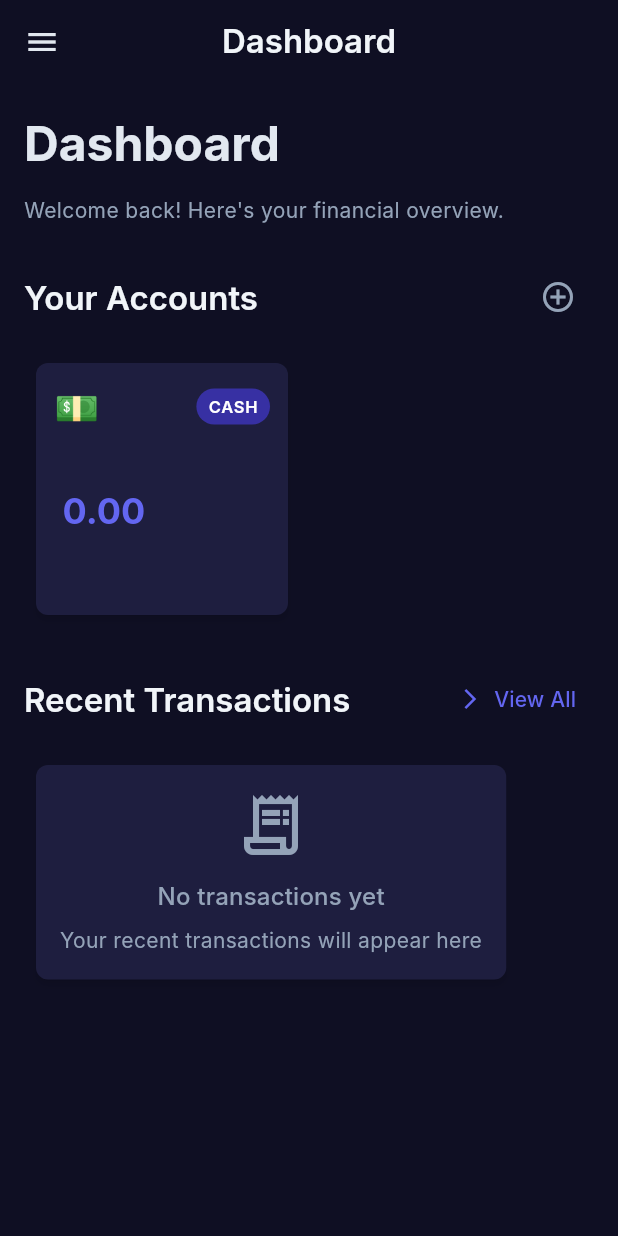
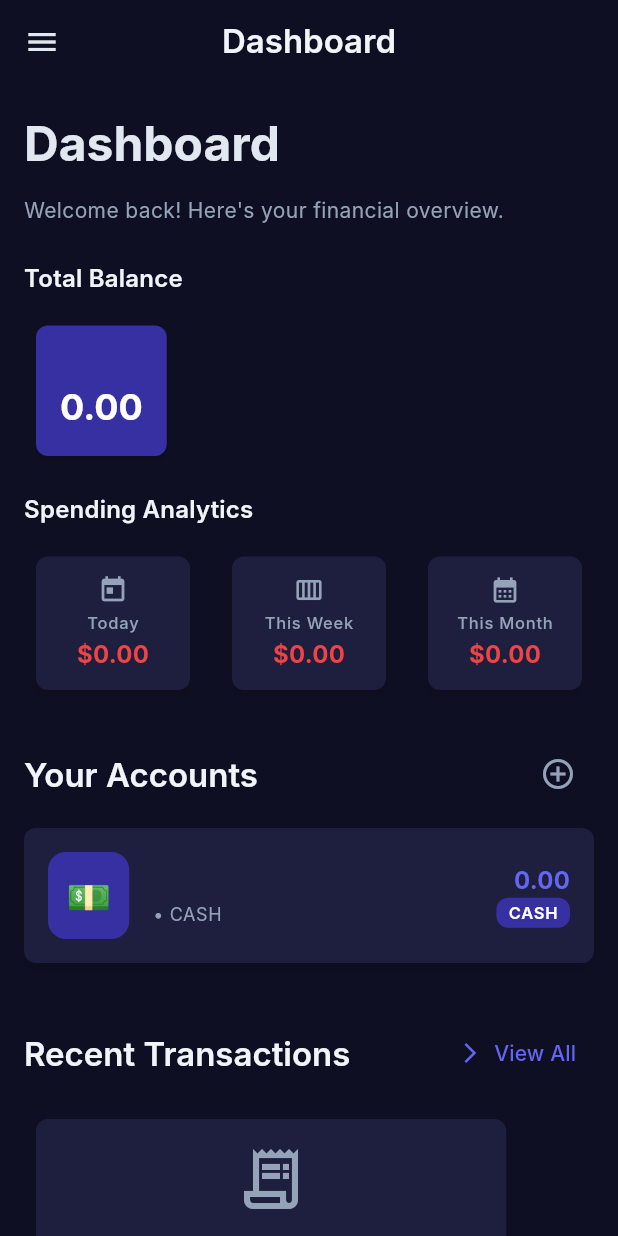
Before and after one commit to saadfarhan124/monthly_expense, a Flutter app: the screen it shows once a user with an empty profile is signed in, on a phone screen of 412 x 824 dp. Run offline on Flutter 3.47's test engine with Material 3 defaults, Android fonts, the phone set to English and light mode, and no system bars; our stand-ins replace cloud_firestore, firebase_auth, firebase_core; accounts and stored records are empty; Roboto replaces fonts that are missing (Inter).

Commit message:
better dashboard screen

```diff
--- a/monthly_expense_app/lib/features/dashboard/presentation/dashboard_screen.dart
+++ b/monthly_expense_app/lib/features/dashboard/presentation/dashboard_screen.dart
@@ -51,6 +51,10 @@ class _DashboardScreenState extends State<DashboardScreen> {
                   ),
                   const SizedBox(height: AppSpacing.xl),
 
+                  // Stats Cards
+                  _buildStatsSection(user.uid),
+                  const SizedBox(height: AppSpacing.xl),
+
                   // Accounts Section
                   Row(
                     mainAxisAlignment: MainAxisAlignment.spaceBetween,
@@ -72,7 +76,7 @@ class _DashboardScreenState extends State<DashboardScreen> {
                   ),
                   const SizedBox(height: AppSpacing.md),
 
-                  // Accounts Grid
+                  // Accounts List
                   StreamBuilder<List<Account>>(
                     stream: _accountService.getAccounts(user.uid),
                     builder: (context, snapshot) {
@@ -122,20 +126,8 @@ class _DashboardScreenState extends State<DashboardScreen> {
                         );
                       }
 
-                      return GridView.builder(
-                        shrinkWrap: true,
-                        physics: const NeverScrollableScrollPhysics(),
-                        gridDelegate: const SliverGridDelegateWithFixedCrossAxisCount(
-                          crossAxisCount: 2,
-                          crossAxisSpacing: AppSpacing.md,
-                          mainAxisSpacing: AppSpacing.md,
-                          childAspectRatio: 1.0, // Further reduced aspect ratio to give more height
-                        ),
-                        itemCount: accounts.length,
-                        itemBuilder: (context, index) {
-                          final account = accounts[index];
-                          return _buildAccountCard(account);
-                        },
+                      return Column(
+                        children: accounts.map((account) => _buildAccountCard(account)).toList(),
                       );
                     },
                   ),
@@ -227,57 +219,234 @@ class _DashboardScreenState extends State<DashboardScreen> {
     );
   }
 
-  Widget _buildAccountCard(Account account) {
+  Widget _buildStatsSection(String userId) {
+    return StreamBuilder<List<Account>>(
+      stream: _accountService.getAccounts(userId),
+      builder: (context, snapshot) {
+        if (snapshot.connectionState == ConnectionState.waiting) {
+          return const Center(child: CircularProgressIndicator());
+        }
+
+        final accounts = snapshot.data ?? [];
+        final currencyTotals = <String, double>{};
+
+        for (final account in accounts) {
+          currencyTotals[account.currency] = (currencyTotals[account.currency] ?? 0) + account.balance;
+        }
+
+        return Column(
+          crossAxisAlignment: CrossAxisAlignment.start,
+          children: [
+            Text(
+              'Total Balance',
+              style: AppTextStyles.titleMedium.copyWith(
+                fontWeight: FontWeight.w600,
+              ),
+            ),
+            const SizedBox(height: AppSpacing.md),
+            Wrap(
+              spacing: AppSpacing.md,
+              runSpacing: AppSpacing.md,
+              children: currencyTotals.entries.map((entry) =>
+                _buildCurrencyCard(entry.key, entry.value)
+              ).toList(),
+            ),
+            const SizedBox(height: AppSpacing.lg),
+            _buildSpendingStats(userId),
+          ],
+        );
+      },
+    );
+  }
+
+  Widget _buildCurrencyCard(String currency, double total) {
+    return Card(
+      color: AppColors.primaryContainer,
+      child: Padding(
+        padding: const EdgeInsets.all(16),
+        child: Column(
+          crossAxisAlignment: CrossAxisAlignment.start,
+          children: [
+            Text(
+              currency,
+                             style: AppTextStyles.labelMedium.copyWith(
+                 color: AppColors.onPrimary,
+                 fontWeight: FontWeight.w600,
+               ),
+            ),
+            const SizedBox(height: 4),
+            Text(
+              '${total.toStringAsFixed(2)}',
+                             style: AppTextStyles.headlineSmall.copyWith(
+                 color: AppColors.onPrimary,
+                 fontWeight: FontWeight.bold,
+               ),
+            ),
+          ],
+        ),
+      ),
+    );
+  }
+
+  Widget _buildSpendingStats(String userId) {
+    return StreamBuilder<List<TransactionModel>>(
+      stream: _transactionService.getTransactions(userId),
+      builder: (context, snapshot) {
+        if (snapshot.connectionState == ConnectionState.waiting) {
+          return const SizedBox.shrink();
+        }
+
+        final transactions = snapshot.data ?? [];
+        final now = DateTime.now();
+        final today = DateTime(now.year, now.month, now.day);
+        final weekStart = today.subtract(Duration(days: today.weekday - 1));
+        final monthStart = DateTime(now.year, now.month, 1);
+
+        double todaySpending = 0;
+        double weekSpending = 0;
+        double monthSpending = 0;
+
+        for (final transaction in transactions) {
+          if (transaction.type == TransactionType.expense) {
+            final transactionDate = DateTime(transaction.date.year, transaction.date.month, transaction.date.day);
+
+            if (transactionDate == today) {
+              todaySpending += transaction.amount;
+            }
+            if (transactionDate.isAfter(weekStart.subtract(const Duration(days: 1)))) {
+              weekSpending += transaction.amount;
+            }
+            if (transactionDate.isAfter(monthStart.subtract(const Duration(days: 1)))) {
+              monthSpending += transaction.amount;
+            }
+          }
+        }
+
+        return Column(
+          crossAxisAlignment: CrossAxisAlignment.start,
+          children: [
+            Text(
+              'Spending Analytics',
+              style: AppTextStyles.titleMedium.copyWith(
+                fontWeight: FontWeight.w600,
+              ),
+            ),
+            const SizedBox(height: AppSpacing.md),
+            Row(
+              children: [
+                Expanded(
+                  child: _buildSpendingCard('Today', todaySpending, Icons.today),
+                ),
+                const SizedBox(width: AppSpacing.md),
+                Expanded(
+                  child: _buildSpendingCard('This Week', weekSpending, Icons.calendar_view_week),
+                ),
+                const SizedBox(width: AppSpacing.md),
+                Expanded(
+                  child: _buildSpendingCard('This Month', monthSpending, Icons.calendar_month),
+                ),
+              ],
+            ),
+          ],
+        );
+      },
+    );
+  }
+
+  Widget _buildSpendingCard(String title, double amount, IconData icon) {
     return Card(
       color: AppColors.surfaceVariant,
       child: Padding(
-        padding: const EdgeInsets.all(12), // Reduced padding
+        padding: const EdgeInsets.all(12),
         child: Column(
-          crossAxisAlignment: CrossAxisAlignment.start,
-          mainAxisSize: MainAxisSize.min,
           children: [
-            Row(
+            Icon(icon, color: AppColors.onSurfaceVariant, size: 20),
+            const SizedBox(height: 4),
+            Text(
+              title,
+              style: AppTextStyles.labelSmall.copyWith(
+                color: AppColors.onSurfaceVariant,
+              ),
+            ),
+            const SizedBox(height: 2),
+            Text(
+              '\$${amount.toStringAsFixed(2)}',
+              style: AppTextStyles.titleMedium.copyWith(
+                fontWeight: FontWeight.bold,
+                color: AppColors.error,
+              ),
+            ),
+          ],
+        ),
+      ),
+    );
+  }
+
+  Widget _buildAccountCard(Account account) {
+    return Card(
+      margin: const EdgeInsets.only(bottom: AppSpacing.md),
+      color: AppColors.surfaceVariant,
+      child: Padding(
+        padding: const EdgeInsets.all(16),
+        child: Row(
+          children: [
+            Container(
+              padding: const EdgeInsets.all(12),
+              decoration: BoxDecoration(
+                color: AppColors.primaryContainer,
+                borderRadius: BorderRadius.circular(12),
+              ),
+              child: Text(
+                account.icon,
+                style: const TextStyle(fontSize: 24),
+              ),
+            ),
+            const SizedBox(width: AppSpacing.md),
+            Expanded(
+              child: Column(
+                crossAxisAlignment: CrossAxisAlignment.start,
+                children: [
+                  Text(
+                    account.name,
+                    style: AppTextStyles.titleMedium.copyWith(
+                      fontWeight: FontWeight.w600,
+                    ),
+                  ),
+                  const SizedBox(height: 2),
+                  Text(
+                    '${account.currency} • ${account.type.name.toUpperCase()}',
+                    style: AppTextStyles.bodySmall.copyWith(
+                      color: AppColors.onSurfaceVariant,
+                    ),
+                  ),
+                ],
+              ),
+            ),
+            Column(
+              crossAxisAlignment: CrossAxisAlignment.end,
               children: [
                 Text(
-                  account.icon,
-                  style: const TextStyle(fontSize: 24),
+                  '${account.currency} ${account.balance.toStringAsFixed(2)}',
+                  style: AppTextStyles.titleMedium.copyWith(
+                    fontWeight: FontWeight.bold,
+                    color: AppColors.primary,
+                  ),
                 ),
-                const Spacer(),
                 Container(
-                  padding: const EdgeInsets.symmetric(
-                    horizontal: AppSpacing.sm,
-                    vertical: 4,
-                  ),
+                  padding: const EdgeInsets.symmetric(horizontal: 8, vertical: 2),
                   decoration: BoxDecoration(
                     color: AppColors.primaryContainer,
-                    borderRadius: BorderRadius.circular(12),
+                    borderRadius: BorderRadius.circular(8),
                   ),
                   child: Text(
                     account.type.name.toUpperCase(),
-                    style: AppTextStyles.labelSmall.copyWith(
-                      color: AppColors.onPrimary,
-                      fontWeight: FontWeight.w600,
-                    ),
+                                         style: AppTextStyles.labelSmall.copyWith(
+                       color: AppColors.onPrimary,
+                       fontWeight: FontWeight.w600,
+                     ),
                   ),
                 ),
               ],
-            ),
-            const SizedBox(height: AppSpacing.sm),
-            Text(
-              account.name,
-              style: AppTextStyles.titleMedium.copyWith(
-                fontWeight: FontWeight.w600,
-              ),
-              maxLines: 1,
-              overflow: TextOverflow.ellipsis,
-            ),
-            const SizedBox(height: AppSpacing.xs),
-            Text(
-              '${account.currency} ${account.balance.toStringAsFixed(2)}',
-              style: AppTextStyles.headlineSmall.copyWith(
-                fontWeight: FontWeight.bold,
-                color: AppColors.primary,
-              ),
             ),
           ],
         ),
```
